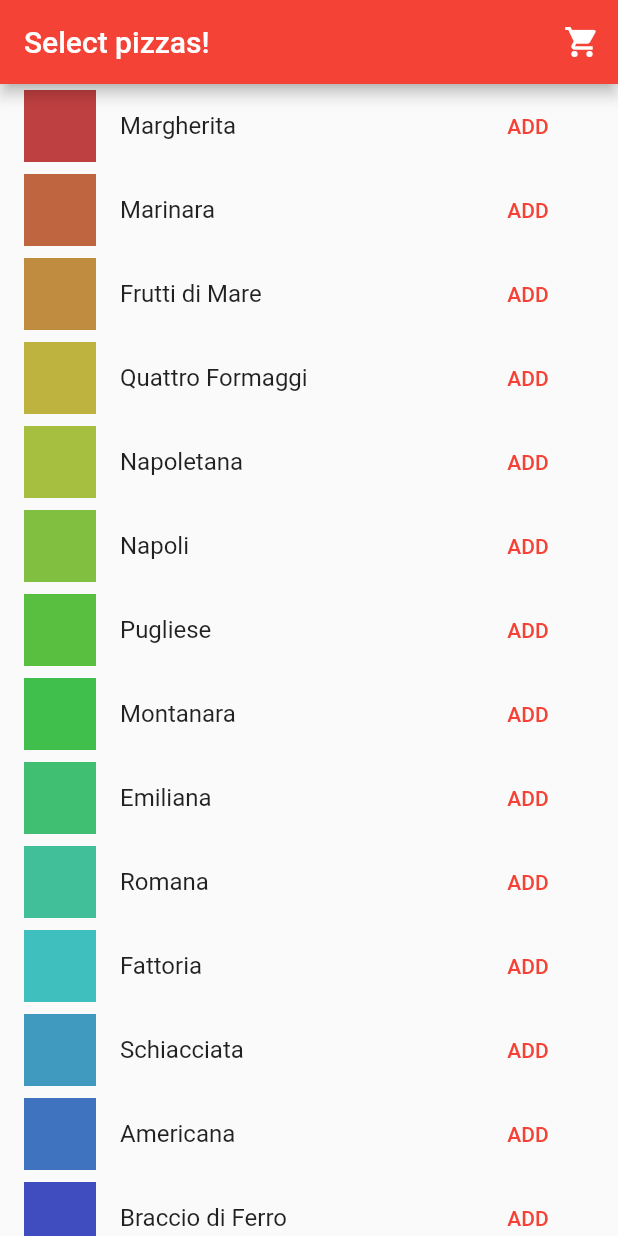
After one commit to motia/flutter-state-codelab, a Flutter app: the screen it shows after launch, on a phone screen of 412 x 824 dp. The commit adds this screen. Run offline on Flutter 3.47's test engine with Material 2 defaults, Android fonts, the phone set to English and light mode, and no system bars.

Commit message:
extract the menu into a separate page

```diff
--- /dev/null
+++ b/lib/shopping_screen.dart
@@ -0,0 +1,72 @@
+import 'package:flutter/material.dart';
+import './pizzas.dart';
+import 'cart_screen.dart';
+
+class ShoppingScreen extends StatefulWidget {
+  ShoppingScreen({Key key}) : super(key: key);
+
+  @override
+  _ShoppingScreenState createState() => _ShoppingScreenState();
+}
+
+class _ShoppingScreenState extends State<ShoppingScreen> {
+  Set<String> selectedPizzas = {};
+  @override
+  Widget build(BuildContext context) {
+    return Scaffold(
+      appBar: AppBar(
+        title: Text('Select pizzas!'),
+        actions: <Widget>[
+          IconButton(
+            onPressed: _navigateToCarScreen,
+            icon: Icon(Icons.shopping_cart),
+            color: Colors.white,
+          )
+        ],
+      ),
+      body: Center(
+          child: ListView.builder(
+            itemCount: PIZZAS.length,
+            itemBuilder: (ctx, index) {
+              final pizzaName = PIZZAS[index];
+              final pizzaImage = HSLColor.fromAHSL(
+                1,
+                (index % 20) / 20 * 360,
+                0.5,
+                0.5,
+              ); // A piz
+              final isSelected = selectedPizzas.contains(pizzaName); // za color because they don't
+              // all
+              // look the
+              // same
+              return ListTile(
+                leading: Container(
+                  height: 48,
+                  width: 48,
+                  color: pizzaImage.toColor(),
+                ),
+                title: Text(pizzaName),
+                trailing: FlatButton(
+                  onPressed: () {},
+                  child: isSelected
+                      ? Icon(
+                    Icons.check,
+                    color: Colors.green,
+                  )
+                      : Text('ADD',
+                      style: TextStyle(color: Theme.of(context).accentColor)),
+                ),
+              );
+            },
+          )),
+    );
+  }
+
+  void _navigateToCarScreen() {
+    Navigator.push(
+        context,
+        MaterialPageRoute(
+          builder: (ctx) => CartScreen(),
+        ));
+  }
+}
```
Also changed, not shown: lib/main.dart (+2 -71 lines).
